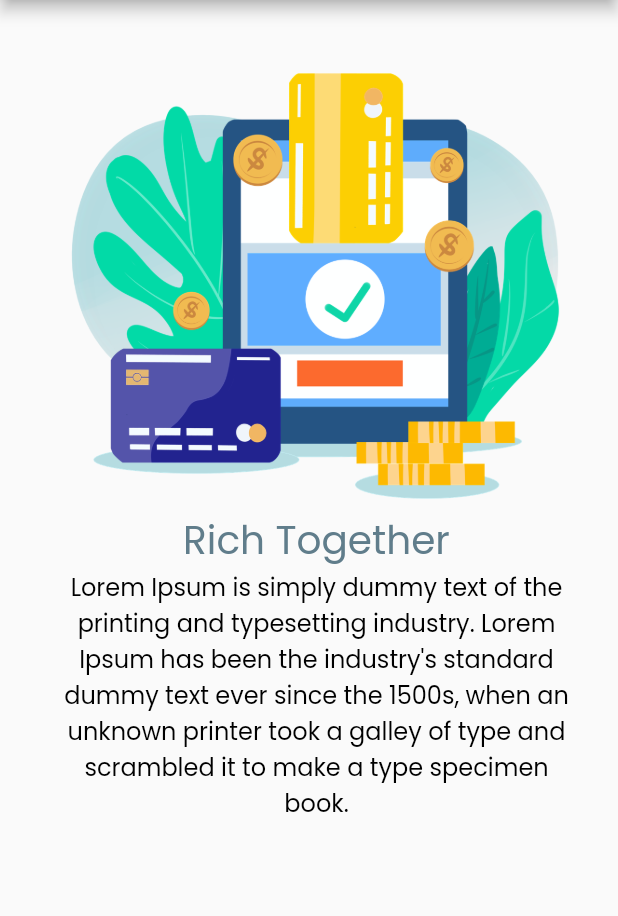
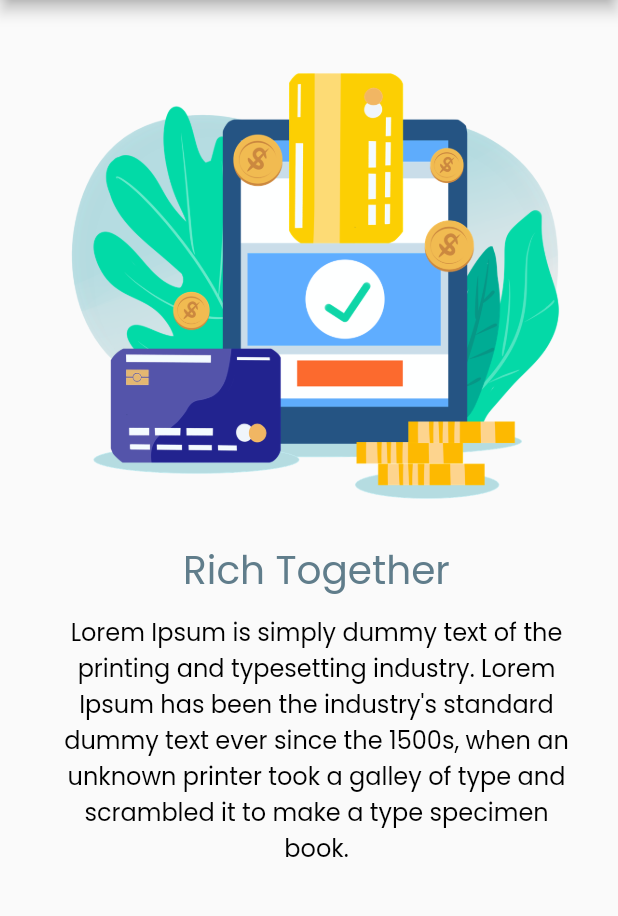
Before and after one commit to zaenalashter/cashy_app, a Flutter app: the screen it shows after launch, on a phone screen of 412 x 824 dp, the part 84-1000 px from its top. Run offline on Flutter 3.47's test engine with Material 2 defaults, Android fonts, the phone set to English and light mode, and no system bars.

Commit message:
padding Widget

```diff
--- a/lib/main.dart
+++ b/lib/main.dart
@@ -41,7 +41,10 @@ class MyApp extends StatelessWidget {
                   image: AssetImage('assets/images/payments.png'),
                   height: 300,
                 ),
-                Text("Rich Together", style: mainHeader),
+                Padding(
+                  padding: EdgeInsets.only(top: 20, bottom: 10),
+                  child: Text("Rich Together", style: mainHeader),
+                ),
                 Text(
                   "Lorem Ipsum is simply dummy text of the printing and typesetting industry. Lorem Ipsum has been the industry's standard dummy text ever since the 1500s, when an unknown printer took a galley of type and scrambled it to make a type specimen book.",
                   style: subHeader,
```
